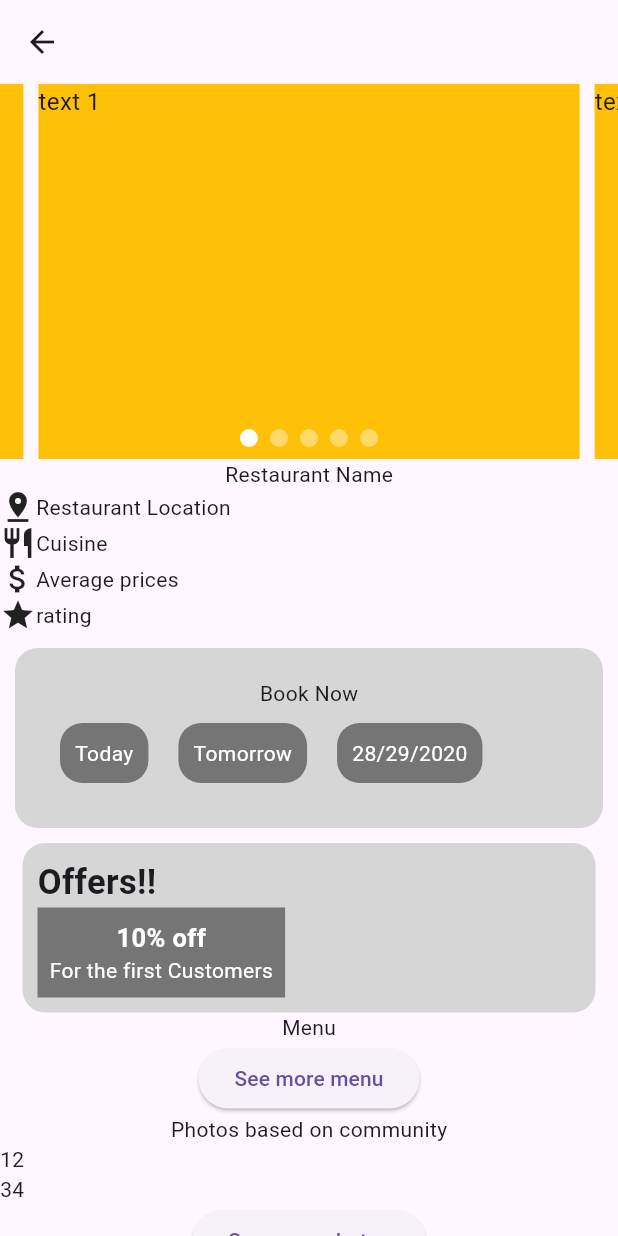
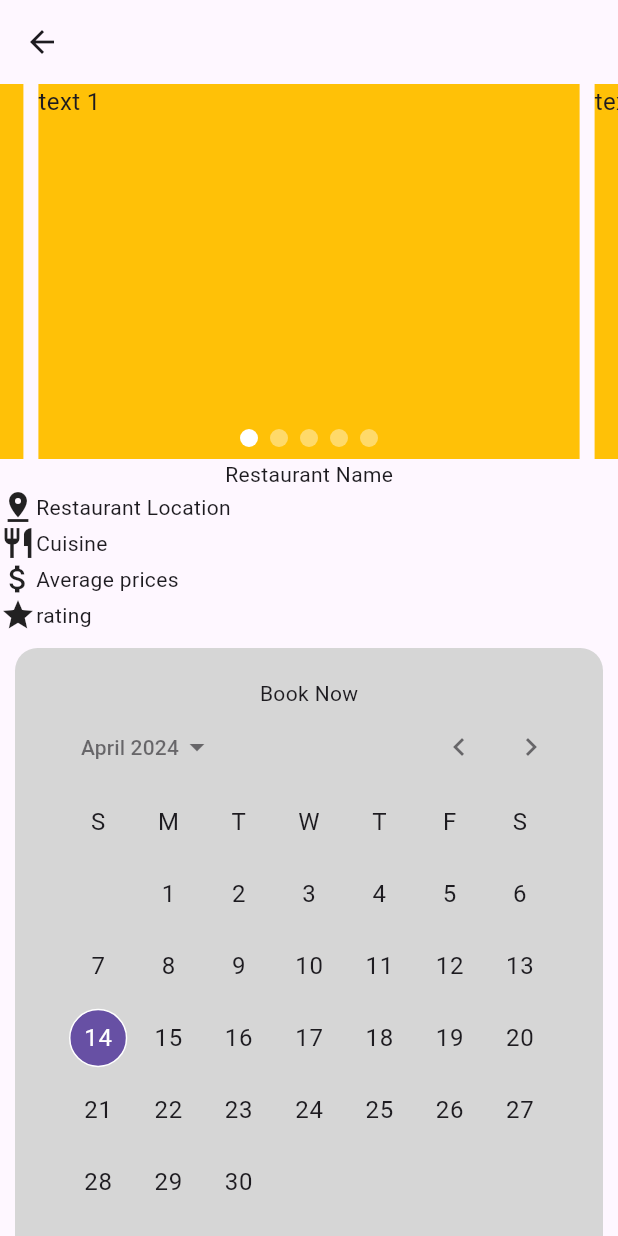
Before and after one commit to Aayush-prog/Adapt-Tech, a Flutter app: the RestaurantPage screen opened directly, on a phone screen of 412 x 824 dp. Run offline on Flutter 3.47's test engine with Material 3 defaults, Android fonts, the phone set to English and light mode, and no system bars; drawn by our look-alikes of calendar_date_picker2, flutter_carousel_widget; our stand-ins replace geolocator; missing offline and left inert: geocode.

```diff
--- a/lib/restaurant/booking.dart
+++ b/lib/restaurant/booking.dart
@@ -1,3 +1,4 @@
+import 'package:calendar_date_picker2/calendar_date_picker2.dart';
 import 'package:flutter/cupertino.dart';
 import 'package:flutter/material.dart';
 import 'package:flutter/painting.dart';
@@ -5,8 +6,10 @@ import 'package:flutter/rendering.dart';
 import 'package:flutter/widgets.dart';
 
 class Booking extends StatelessWidget {
-  const Booking({super.key});
-
+  Booking({super.key});
+  List<DateTime?> _dates = [
+    DateTime.now(),
+  ];
   @override
   Widget build(BuildContext context) {
     return Container(
@@ -17,42 +20,10 @@ class Booking extends StatelessWidget {
       child: Column(
         children: [
           Text("Book Now"),
-          Row(
-            children: [
-              Container(
-                padding: EdgeInsets.all(10),
-                margin: EdgeInsets.all(10),
-                decoration: BoxDecoration(
-                    borderRadius: BorderRadius.circular(15),
-                    color: Colors.grey[600]),
-                child: Text(
-                  "Today",
-                  style: TextStyle(color: Colors.white),
-                ),
-              ),
-              Container(
-                padding: EdgeInsets.all(10),
-                margin: EdgeInsets.all(10),
-                decoration: BoxDecoration(
-                    borderRadius: BorderRadius.circular(15),
-                    color: Colors.grey[600]),
-                child: Text(
-                  "Tomorrow",
-                  style: TextStyle(color: Colors.white),
-                ),
-              ),
-              Container(
-                padding: EdgeInsets.all(10),
-                margin: EdgeInsets.all(10),
-                decoration: BoxDecoration(
-                    borderRadius: BorderRadius.circular(15),
-                    color: Colors.grey[600]),
-                child: Text(
-                  "28/29/2020",
-                  style: TextStyle(color: Colors.white),
-                ),
-              )
-            ],
+          CalendarDatePicker2(
+            config: CalendarDatePicker2Config(),
+            value: _dates,
+            onValueChanged: (dates) => _dates = dates,
           )
         ],
       ),
--- a/lib/restaurantPage.dart
+++ b/lib/restaurantPage.dart
@@ -5,6 +5,7 @@ import 'package:one_byte_foods/restaurant/caraousel.dart';
 import 'package:one_byte_foods/restaurant/imageGallery.dart';
 import 'package:one_byte_foods/restaurant/menu.dart';
 import 'package:one_byte_foods/restaurant/restaurantInfo.dart';
+import 'package:one_byte_foods/restaurant/reviews.dart';
 
 class RestaurantPage extends StatelessWidget {
   const RestaurantPage({super.key});
@@ -21,6 +22,7 @@ class RestaurantPage extends StatelessWidget {
             Offers(),
             Menu(),
             ImageGallery(),
+            Reviews(),
             ElevatedButton(onPressed: () {}, child: Text("Check Availability"))
           ],
         ));
--- a/pubspec.yaml
+++ b/pubspec.yaml
@@ -37,6 +37,7 @@ dependencies:
   geolocator: ^11.0.0
   geocode: 1.0.3
   flutter_carousel_widget: ^2.2.0
+  calendar_date_picker2: ^0.5.5
 
 dev_dependencies:
   flutter_test:
```
Also changed, not shown: lib/restaurant/reviews.dart (added, +57 -0 lines), pubspec.lock.
